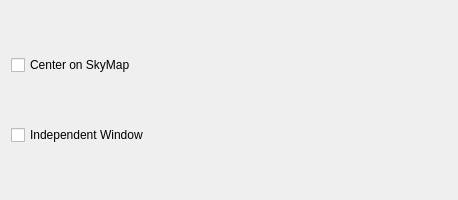
KDE/kstars, file kstars/tools/imagingplanneroptions.ui: the form before one commit.
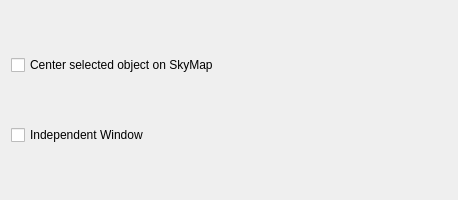
The form after the commit.

Commit message: ImagingPlanner: fix mac icons, select first, mac tool window, center in menu, resize fix

```diff
--- a/kstars/tools/imagingplanneroptions.ui
+++ b/kstars/tools/imagingplanneroptions.ui
@@ -17,7 +17,7 @@
       <string>&lt;html&gt;&lt;head/&gt;&lt;body&gt;&lt;p&gt;Slew to selected objects on the SkyMap.&lt;/p&gt;&lt;/body&gt;&lt;/html&gt;</string>
      </property>
      <property name="text">
-      <string>Center on SkyMap</string>
+      <string>Center selected object on SkyMap</string>
      </property>
     </widget>
    </item>
```
The commit also changes 3 other files.
